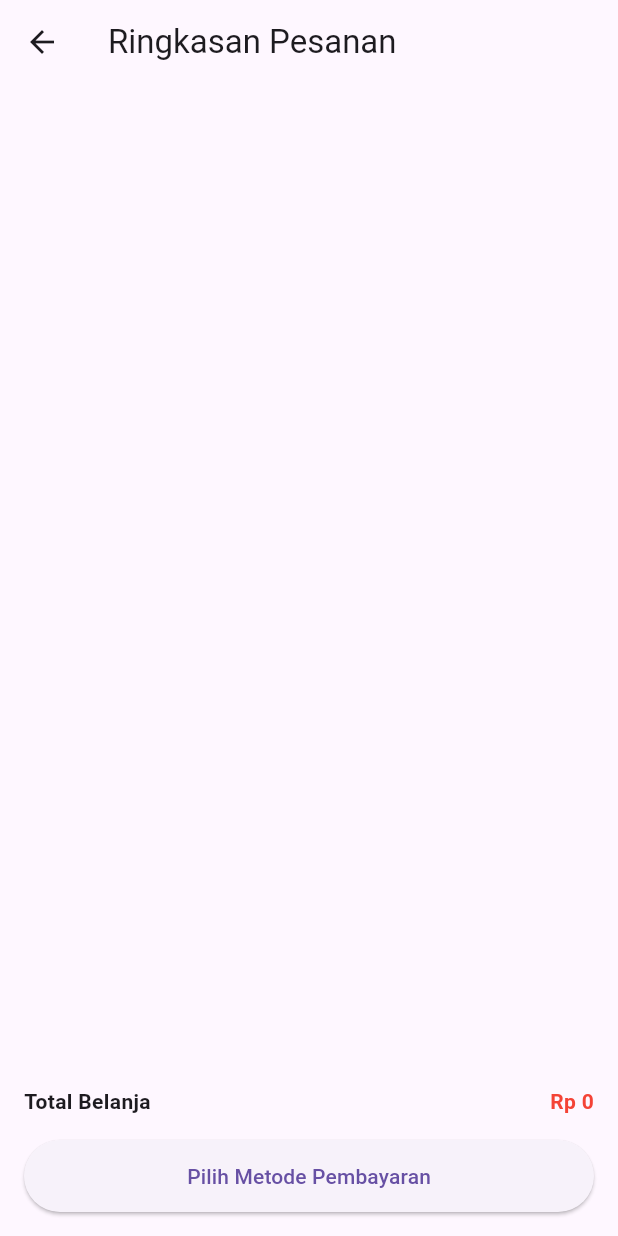
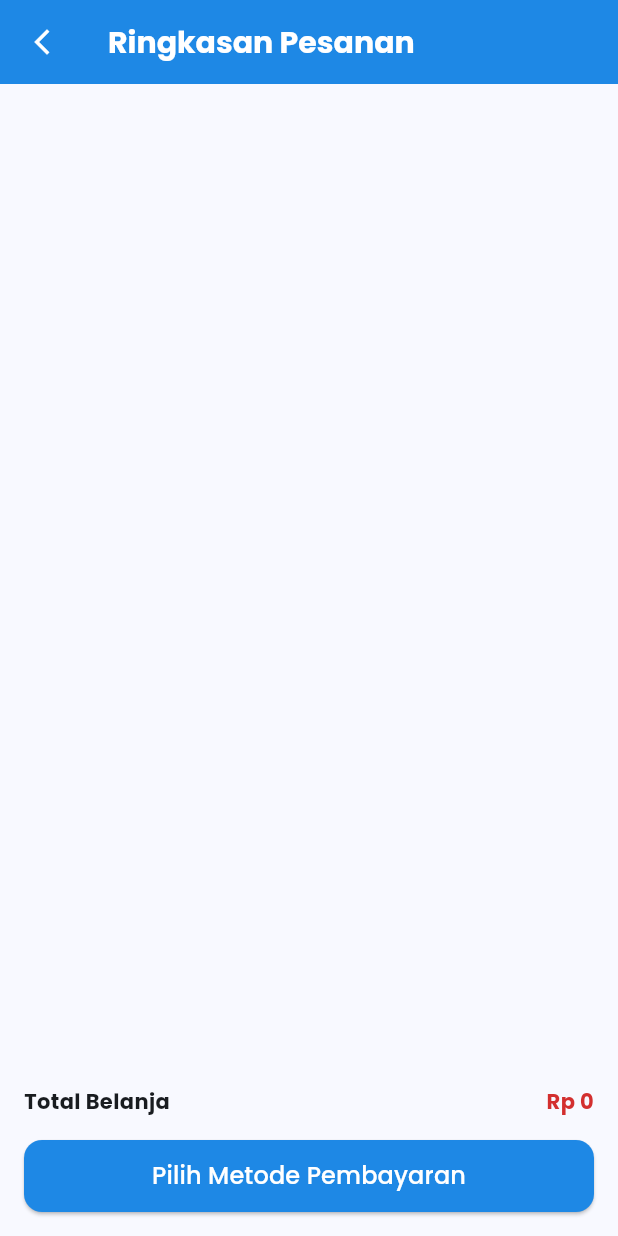
Before and after one commit to ohyuna56na/smart_trolley, a Flutter app: the OrderSummaryScreen screen opened directly with empty values, on a phone screen of 412 x 824 dp. Run offline on Flutter 3.47's test engine with Material 3 defaults, Android fonts, the phone set to English and light mode, and no system bars.

Commit message:
Ringkasan Pesanan

```diff
--- a/lib/screen/order_summary_screen.dart
+++ b/lib/screen/order_summary_screen.dart
@@ -1,5 +1,6 @@
 import 'package:flutter/material.dart';
 import '../models/product.dart';
+import '../theme/app_colors.dart';
 import '../utils/currency.dart';
 import 'payment_screen.dart';
 
@@ -16,19 +17,51 @@ class OrderSummaryScreen extends StatelessWidget {
   @override
   Widget build(BuildContext context) {
     return Scaffold(
-      appBar: AppBar(title: const Text('Ringkasan Pesanan')),
+      appBar: AppBar(
+          backgroundColor: AppColors.primary,
+          leading: IconButton(
+            icon: const Icon(
+              Icons.arrow_back_ios_new,
+              color: AppColors.buttonText,
+              size: 20,
+            ),
+            onPressed: () => Navigator.pop(context),
+          ),
+          title: const Text(
+            'Ringkasan Pesanan',
+            style: TextStyle(
+              fontSize: 20,
+              fontWeight: FontWeight.bold,
+              color: AppColors.buttonText,
+            ),
+          )
+      ),
       body: Column(
         children: [
           Expanded(
-            child: ListView(
-              children: products.map((p) {
+            child: ListView.separated(
+              itemCount: products.length,
+              separatorBuilder: (context, index) {
+                return Padding(
+                  padding: const EdgeInsets.symmetric(horizontal: 16),
+                  child: Divider(
+                    color: AppColors.textPrimary,
+                    thickness: 0.5,
+                  ),
+                );
+              },
+              itemBuilder: (context, index) {
+                final p = products[index];
                 return ListTile(
                   leading: Image.asset(p.image, width: 50),
                   title: Text(p.name),
-                  subtitle: Text('${p.qty} x Rp ${p.price}'),
-                  trailing: Text('Rp ${p.qty * p.price}'),
+                  subtitle: Text('${p.qty} x ${formatRupiah(p.price)}'),
+                  trailing: Text(
+                    formatRupiah(p.qty * p.price),
+                    style: const TextStyle(fontWeight: FontWeight.bold),
+                  ),
                 );
-              }).toList(),
+              },
             ),
           ),
           Container(
@@ -44,7 +77,7 @@ class OrderSummaryScreen extends StatelessWidget {
                       formatRupiah(totalPrice),
                       style: const TextStyle(
                         fontWeight: FontWeight.bold,
-                        color: Colors.red,
+                        color: AppColors.price,
                       ),
                     ),
 
@@ -55,6 +88,12 @@ class OrderSummaryScreen extends StatelessWidget {
                   width: double.infinity,
                   height: 48,
                   child: ElevatedButton(
+                    style: ElevatedButton.styleFrom(
+                      backgroundColor: AppColors.buttonPrimary,
+                      shape: RoundedRectangleBorder(
+                        borderRadius: BorderRadius.circular(12),
+                      ),
+                    ),
                     onPressed: () {
                       Navigator.push(
                         context,
@@ -63,7 +102,13 @@ class OrderSummaryScreen extends StatelessWidget {
                         ),
                       );
                     },
-                    child: const Text('Pilih Metode Pembayaran'),
+                    child: const Text(
+                      'Pilih Metode Pembayaran',
+                      style: TextStyle(
+                          color: AppColors.buttonText,
+                          fontSize: 16
+                      ),
+                    ),
                   ),
                 ),
               ],
--- a/lib/screen/splash_screen.dart
+++ b/lib/screen/splash_screen.dart
@@ -1,5 +1,6 @@
 import 'dart:async';
 import 'package:flutter/material.dart';
+import '../theme/app_colors.dart';
 import 'onboarding_screen.dart';
 
 class SplashScreen extends StatefulWidget {
@@ -36,11 +37,12 @@ class _SplashScreenState extends State<SplashScreen> {
               style: TextStyle(
                 fontSize: 26,
                 fontWeight: FontWeight.bold,
+                color: AppColors.textPrimary,
               ),
             ),
             const Text(
               'Smart Shopping Assistant',
-              style: TextStyle(color: Colors.grey),
+              style: TextStyle(color: AppColors.textSecondary),
             ),
           ],
         ),
--- /dev/null
+++ b/lib/theme/app_colors.dart
@@ -0,0 +1,53 @@
+import 'package:flutter/material.dart';
+
+class AppColors {
+  // =====================
+  // PRIMARY COLORS
+  // =====================
+  static const Color primary = Color(0xFF1E88E5);
+  static const Color primaryLight = Color(0xFFE3F2FD);
+  static const Color primaryDark = Color(0xFF1565C0);
+
+  // =====================
+  // BACKGROUND
+  // =====================
+  static const Color background = Color(0xFFF8FBFF);
+  static const Color card = Colors.white;
+  static const Color onboardingBackground = Color(0xFFEAF4FF);
+
+  // =====================
+  // TEXT COLORS
+  // =====================
+  static const Color textPrimary = Color(0xFF263238);
+  static const Color textSecondary = Color(0xFF607D8B);
+  static const Color textHint = Color(0xFF90A4AE);
+
+  // =====================
+  // BUTTON
+  // =====================
+  static const Color buttonPrimary = primary;
+  static const Color buttonText = Colors.white;
+  static const Color buttonDisabled = Color(0xFFB0BEC5);
+
+  // =====================
+  // PRICE & STATUS
+  // =====================
+  static const Color price = Color(0xFFD32F2F);
+  static const Color success = Color(0xFF2E7D32);
+  static const Color warning = Color(0xFFF9A825);
+  static const Color error = Color(0xFFC62828);
+
+  // =====================
+  // ICON & BORDER
+  // =====================
+  static const Color iconActive = primary;
+  static const Color iconInactive = Color(0xFF90A4AE);
+  static const Color border = Color(0xFFE0E0E0);
+
+  // =====================
+  // NAVBAR
+  // =====================
+  static const Color navBarBackground = Colors.white;
+  static const Color navBarActive = primary;
+  static const Color navBarInactive = Color(0xFFB0BEC5);
+}
```
Also changed, not shown: lib/main.dart (+6 -1 lines), lib/screen/home_screen.dart (+56 -26 lines), lib/screen/onboarding_screen.dart (+8 -2 lines), pubspec.yaml (+12 -0 lines).
